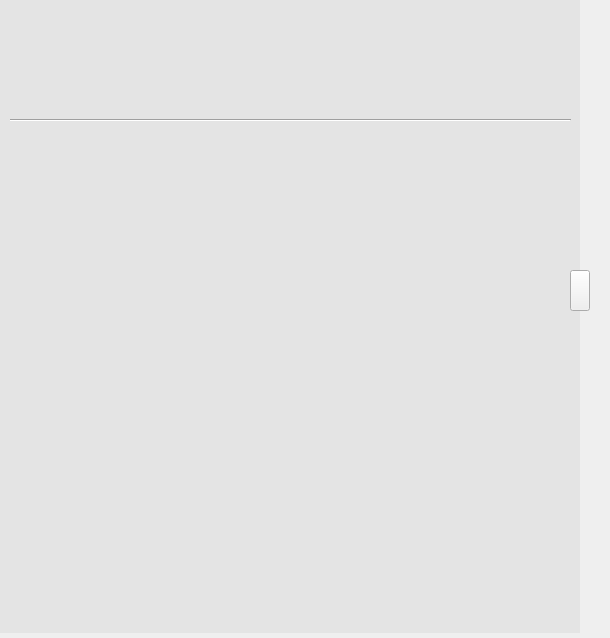
Before: the Qt Designer form qatime-studio/UIAuxiliaryPanel.ui in chuanjiabao1981/qatime-win, drawn with Qt 5.
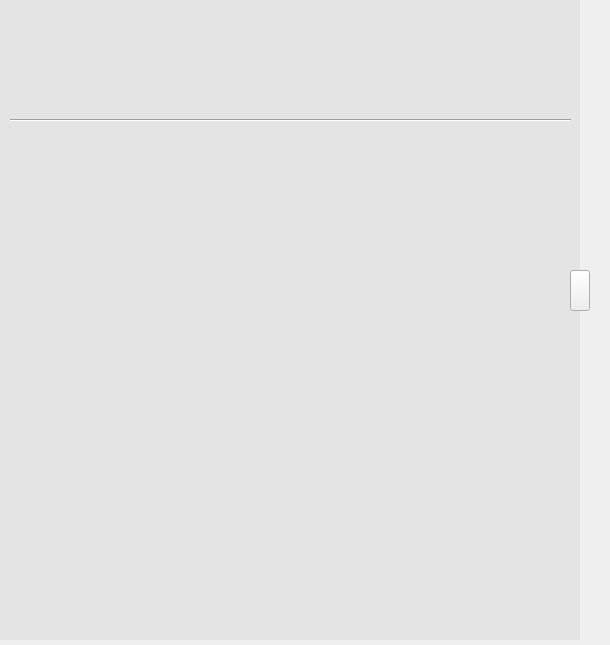
After: the same form once the commit is applied. Icons and pictures are not drawn.

Diff of the .ui file:
```diff
--- a/qatime-studio/UIAuxiliaryPanel.ui
+++ b/qatime-studio/UIAuxiliaryPanel.ui
@@ -7,7 +7,7 @@
     <x>0</x>
     <y>0</y>
     <width>610</width>
-    <height>638</height>
+    <height>645</height>
    </rect>
   </property>
   <property name="windowTitle">
@@ -67,7 +67,7 @@
      <x>0</x>
      <y>0</y>
      <width>580</width>
-     <height>633</height>
+     <height>640</height>
     </rect>
    </property>
    <property name="styleSheet">
```
